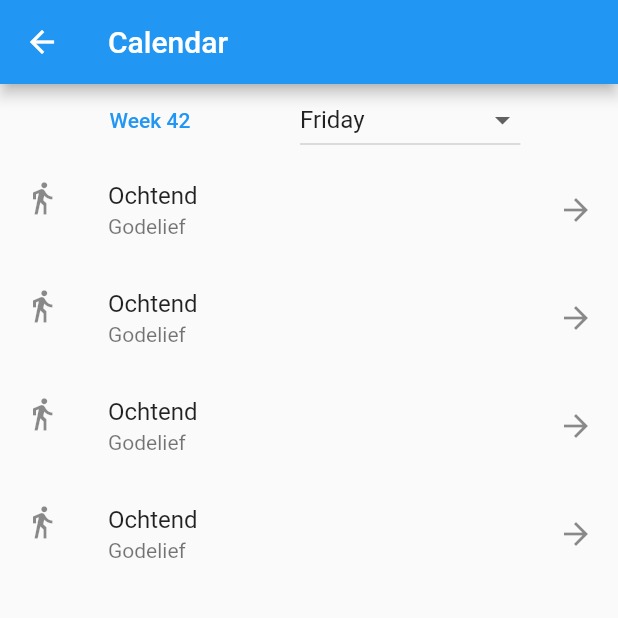
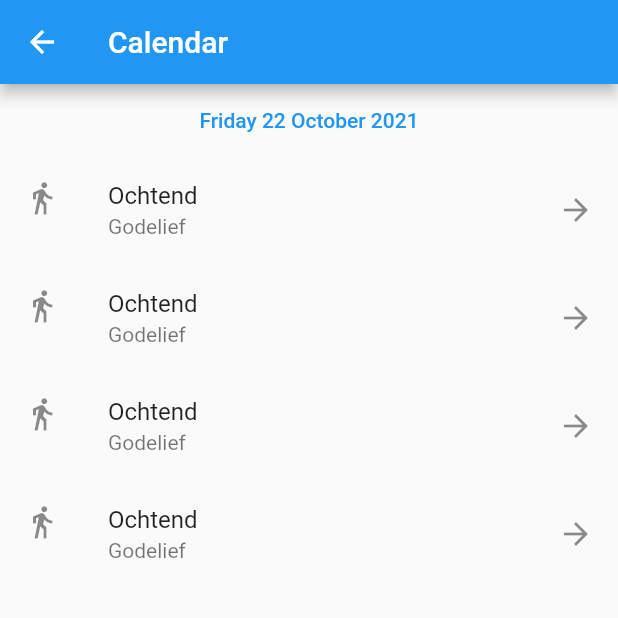
Before and after one commit to X-rays5/walking_schedule, a Flutter app: the Calendar screen opened directly, on a phone screen of 412 x 824 dp, the top half of it. Run offline on Flutter 3.47's test engine with Material 2 defaults, Android fonts, the phone set to English and light mode, and no system bars; our stand-ins replace cloud_firestore, firebase_auth, firebase_core, google_sign_in; missing offline and left inert: dart:ffi, flutter_material_pickers, optimized_cached_image; accounts and stored records are empty.

Commit message:
changed calendar widget

```diff
--- a/App/lib/calendar.dart
+++ b/App/lib/calendar.dart
@@ -1,3 +1,5 @@
+import 'dart:ffi';
+
 import 'package:flutter/material.dart';
 import 'package:intl/intl.dart';
 import 'package:flutter_material_pickers/flutter_material_pickers.dart';
@@ -10,9 +12,23 @@ class Calendar extends StatefulWidget {
 }
 
 class _CalendarState extends State<Calendar> {
-  List<String> _locations = ["Monday", "Tuesday", "Wednesday", "Thursday", "Friday", "Saturday", "Sunday"];
-  String _selectedLocation = DateFormat.EEEE().format(DateTime.now());
-  int _week = WeekNumber(DateTime.now());
+  DateTime _date = DateTime.now();
+  final List _days = ["Monday", "Tuesday", "Wednesday", "Thursday", "Friday", "Saturday", "Sunday"];
+  final List _months = ["January", "February", "March", "April", "May", "June", "July", "August", "September", "October", "November", "December"];
+
+  Future<void> _DatePicker(BuildContext context) async {
+    final DateTime? picked = await showDatePicker(
+          context: context,
+          initialDate: _date,
+          firstDate: DateTime(DateTime.now().year - 2),
+          lastDate: DateTime(DateTime.now().year + 2),
+    );
+    if (picked != null && picked != _date) {
+      setState(() {
+        _date = picked;
+      });
+    }
+  }
 
   @override
   Widget build(BuildContext context) {
@@ -22,37 +38,10 @@ class _CalendarState extends State<Calendar> {
       ),
       body: Column(
         children: [
-          Row(
-            mainAxisAlignment: MainAxisAlignment.spaceEvenly,
-            children: <Widget>[
-              TextButton(
-                child: Text('Week $_week'),
-                onPressed: (){showMaterialNumberPicker(
-                  context: context,
-                  title: 'Please pick a week',
-                  maxNumber: NumOfWeeks(DateTime.now().year),
-                  minNumber: 1,
-                  selectedNumber: _week,
-                  onChanged: (value) => setState(() => _week = value),
-                );},
-              ),
-              DropdownButton<String>(
-                hint: Text('Please pick a day'), // Not necessary for Option 1
-                value: _selectedLocation,
-                onChanged: (String? newValue) {
-                  setState(() {
-                    _selectedLocation = newValue!;
-                  });
-                },
-                items: _locations.map((String location) {
-                  return DropdownMenuItem<String>(
-                    child: new Text(location),
-                    value: location,
-                  );
-                }).toList(),
-              ),
-            ],
-          ),
+         TextButton(
+             onPressed: (){_DatePicker(context);},
+             child: Text(_days[_date.weekday - 1]+DateFormat(' dd ').format(_date)+_months[_date.month - 1]+' '+DateFormat('yyyy').format(_date))
+         ),
           Expanded(
             child: ListView(
               scrollDirection: Axis.vertical,
```
